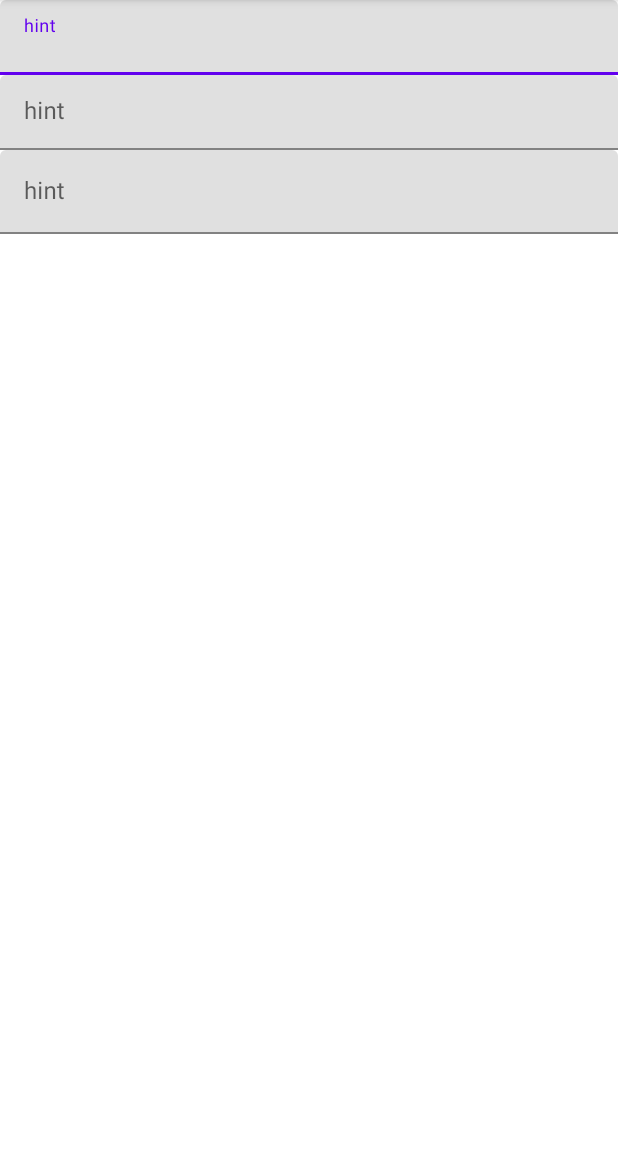
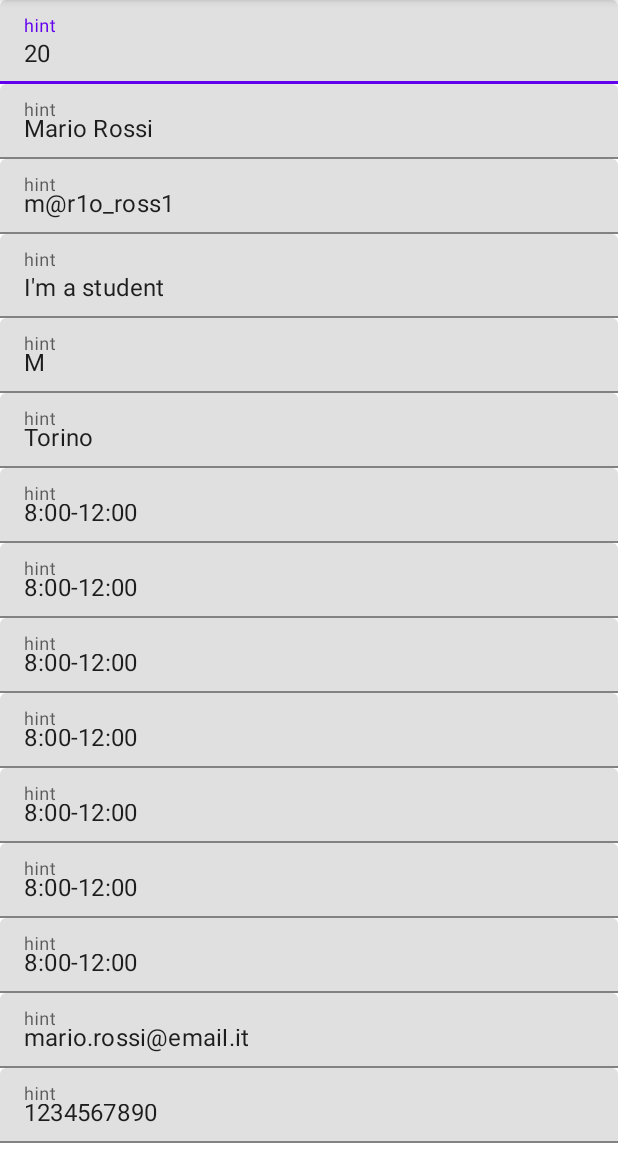
Before and after one commit to edoardocolella/SportTime, an Android app: the screen it shows after launch (EditProfileActivity), after a tap on "edit profile", on a phone screen of 412 x 824 dp, the part 84-1236 px from its top. Run offline under Robolectric (Android 15) with nearby library versions, the phone set to English and light mode, and no system bars.

Commit message:
save and get data now works

```diff
--- a/app/src/main/java/com/example/polito_mad_01/ShowProfileActivity.kt
+++ b/app/src/main/java/com/example/polito_mad_01/ShowProfileActivity.kt
@@ -51,10 +51,10 @@ class ShowProfileActivity : AppCompatActivity() {
         val sp = getSharedPreferences("mySharedPreferences", Context.MODE_PRIVATE)
 
         //extract a json object from a string
-        val userString = sp.getString("user", "{\"fullname\":\"Mario Rossi\",\"nickname\":\"m@r1o_ross1\",\"age\":20,\"gender\":\"M\",\"location\":\"Torino\",\"monday\":\"8:00-12:00\",\"tuesday\":\"8:00-12:00\",\"wednesday\":\"8:00-12:00\",\"thursday\":\"8:00-12:00\",\"friday\":\"8:00-12:00\",\"saturday\":\"8:00-12:00\",\"sunday\":\"8:00-12:00\",\"phoneNumber\": \"1234567890\",\"email\": \"mario.rossi@email.it\"}")
+        val userString = sp.getString("user", "{\"fullname\":\"Mario Rossi\",\"description\":\"I'm a student\",\"age\":20,\"nickname\":\"m@r1o_ross1\",\"age\":20,\"gender\":\"M\",\"location\":\"Torino\",\"monday\":\"8:00-12:00\",\"tuesday\":\"8:00-12:00\",\"wednesday\":\"8:00-12:00\",\"thursday\":\"8:00-12:00\",\"friday\":\"8:00-12:00\",\"saturday\":\"8:00-12:00\",\"sunday\":\"8:00-12:00\",\"phoneNumber\": \"1234567890\",\"email\": \"mario.rossi@email.it\"}")
         val userObject = JSONObject(userString!!)
 
-        findViewById<TextView>(R.id.fullName_textView).text = userObject.getString("fullName")
+        findViewById<TextView>(R.id.fullName_textView).text = userObject.getString("fullname")
         findViewById<TextView>(R.id.nickName_textView).text = userObject.getString("nickname")
         findViewById<TextView>(R.id.age_textView).text = userObject.getInt("age").toString()
         findViewById<TextView>(R.id.description_textView).text = userObject.getString("description")
--- a/app/src/main/res/layout/activity_edit_profile.xml
+++ b/app/src/main/res/layout/activity_edit_profile.xml
@@ -17,6 +17,18 @@
         app:layout_constraintTop_toTopOf="parent">
 
         <com.google.android.material.textfield.TextInputLayout
+            android:id="@+id/age_inputLayout"
+            android:layout_width="match_parent"
+            android:layout_height="wrap_content">
+
+            <com.google.android.material.textfield.TextInputEditText
+                android:id="@+id/age_inputView"
+                android:layout_width="match_parent"
+                android:layout_height="wrap_content"
+                android:hint="hint" />
+        </com.google.android.material.textfield.TextInputLayout>
+
+        <com.google.android.material.textfield.TextInputLayout
             android:id="@+id/fullName_inputLayout"
             android:layout_width="match_parent"
             android:layout_height="wrap_content">
@@ -34,6 +46,7 @@
             android:layout_height="wrap_content">
 
             <com.google.android.material.textfield.TextInputEditText
+                android:id="@+id/nickName_inputView"
                 android:layout_width="match_parent"
                 android:layout_height="50dp"
                 android:hint="@string/hint" />
@@ -43,24 +56,12 @@
         <com.google.android.material.textfield.TextInputLayout
             android:id="@+id/description_inputLayout"
             android:layout_width="match_parent"
-            android:layout_height="match_parent">
+            android:layout_height="wrap_content">
 
             <com.google.android.material.textfield.TextInputEditText
                 android:id="@+id/description_inputView"
                 android:layout_width="match_parent"
                 android:layout_height="wrap_content"
-                android:hint="hint" />
-        </com.google.android.material.textfield.TextInputLayout>
-
-        <com.google.android.material.textfield.TextInputLayout
-            android:id="@+id/age_inputLayout"
-            android:layout_width="match_parent"
-            android:layout_height="wrap_content">
-
-            <com.google.android.material.textfield.TextInputEditText
-                android:id="@+id/nickName_inputView"
-                android:layout_width="match_parent"
-                android:layout_height="50dp"
                 android:hint="hint" />
         </com.google.android.material.textfield.TextInputLayout>
 
```
Also changed, not shown: app/src/main/java/com/example/polito_mad_01/EditProfileActivity.kt (+20 -18 lines).
